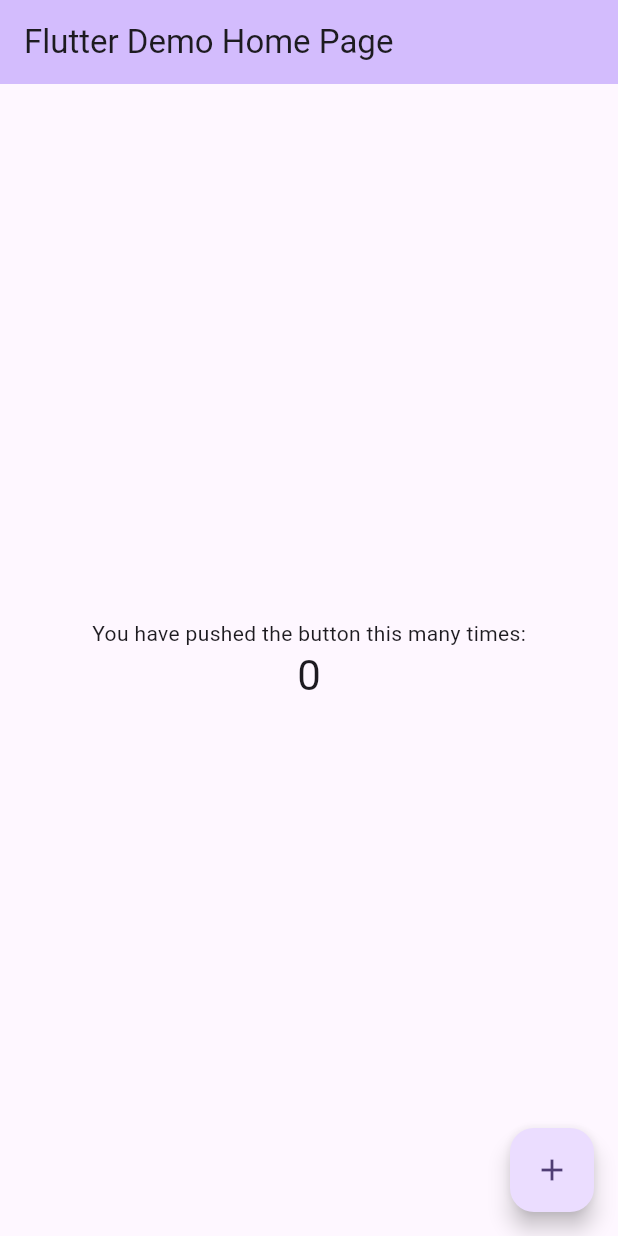
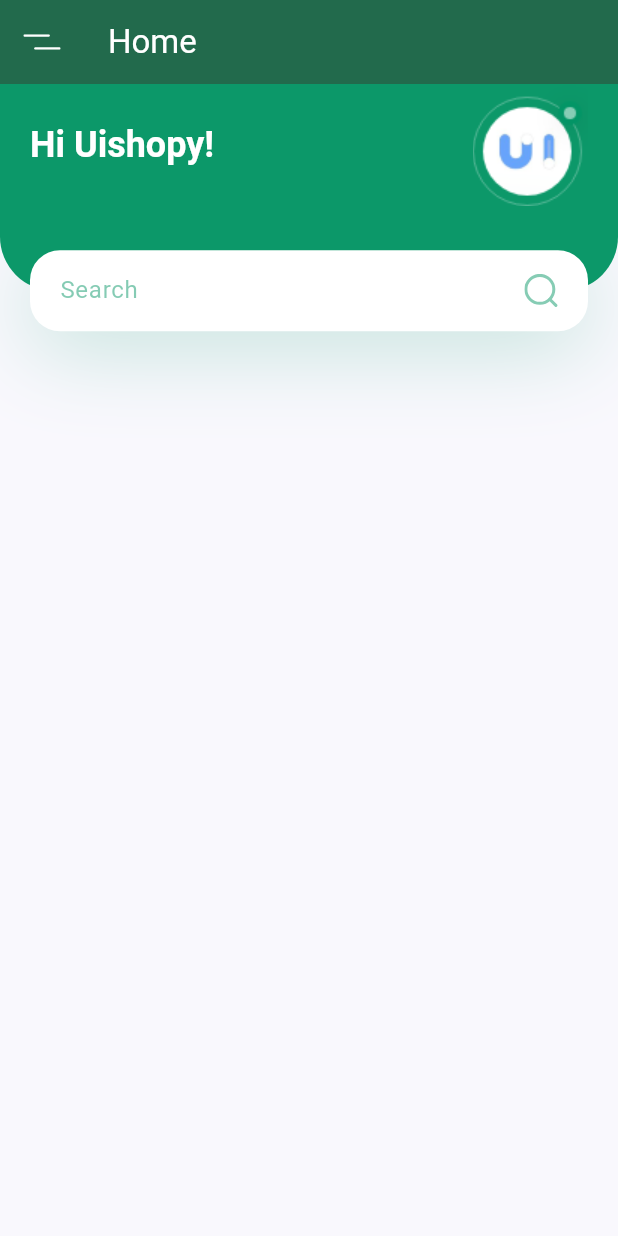
Before and after one commit to RainBowT0506/TheFlutterWay-PlantApp, a Flutter app: the screen it shows after launch, on a phone screen of 412 x 824 dp. Run offline on Flutter 3.47's test engine with Material 3 defaults, Android fonts, the phone set to English and light mode, and no system bars; our stand-ins replace flutter_svg.

Commit message:
Implement HomeScreen with a custom AppBar and search functionality
 Implement HomeScreen with a custom AppBar and search functionality

- Created the HomeScreen widget as the main entry point of the plant app.
- Added a customized AppBar with a title and a menu icon using SVG.
- Developed the Body widget to include the Header component.
- The Header features a greeting message and a logo.
- Implemented a search bar within the Header for improved user navigation.

```diff
--- a/lib/main.dart
+++ b/lib/main.dart
@@ -1,4 +1,6 @@
 import 'package:flutter/material.dart';
+import 'package:plant_app/constants.dart';
+import 'package:plant_app/screens/home/home_screen.dart';
 
 void main() {
   runApp(const MyApp());
@@ -7,119 +9,21 @@ void main() {
 class MyApp extends StatelessWidget {
   const MyApp({super.key});
 
-  // This widget is the root of your application.
   @override
   Widget build(BuildContext context) {
     return MaterialApp(
-      title: 'Flutter Demo',
+      debugShowCheckedModeBanner: false,
+      title: 'Plant App',
       theme: ThemeData(
-        // This is the theme of your application.
-        //
-        // TRY THIS: Try running your application with "flutter run". You'll see
-        // the application has a purple toolbar. Then, without quitting the app,
-        // try changing the seedColor in the colorScheme below to Colors.green
-        // and then invoke "hot reload" (save your changes or press the "hot
-        // reload" button in a Flutter-supported IDE, or press "r" if you used
-        // the command line to start the app).
-        //
-        // Notice that the counter didn't reset back to zero; the application
-        // state is not lost during the reload. To reset the state, use hot
-        // restart instead.
-        //
-        // This works for code too, not just values: Most code changes can be
-        // tested with just a hot reload.
-        colorScheme: ColorScheme.fromSeed(seedColor: Colors.deepPurple),
         useMaterial3: true,
+        scaffoldBackgroundColor: kBackgroundColor,
+        colorScheme: ColorScheme.fromSeed(
+          seedColor: kPrimaryColor,
+        ),
+        textTheme: Theme.of(context).textTheme.apply(bodyColor: kTextColor),
+        visualDensity: VisualDensity.adaptivePlatformDensity,
       ),
-      home: const MyHomePage(title: 'Flutter Demo Home Page'),
+      home: HomeScreen(),
     );
   }
 }
-
-class MyHomePage extends StatefulWidget {
-  const MyHomePage({super.key, required this.title});
-
-  // This widget is the home page of your application. It is stateful, meaning
-  // that it has a State object (defined below) that contains fields that affect
-  // how it looks.
-
-  // This class is the configuration for the state. It holds the values (in this
-  // case the title) provided by the parent (in this case the App widget) and
-  // used by the build method of the State. Fields in a Widget subclass are
-  // always marked "final".
-
-  final String title;
-
-  @override
-  State<MyHomePage> createState() => _MyHomePageState();
-}
-
-class _MyHomePageState extends State<MyHomePage> {
-  int _counter = 0;
-
-  void _incrementCounter() {
-    setState(() {
-      // This call to setState tells the Flutter framework that something has
-      // changed in this State, which causes it to rerun the build method below
-      // so that the display can reflect the updated values. If we changed
-      // _counter without calling setState(), then the build method would not be
-      // called again, and so nothing would appear to happen.
-      _counter++;
-    });
-  }
-
-  @override
-  Widget build(BuildContext context) {
-    // This method is rerun every time setState is called, for instance as done
-    // by the _incrementCounter method above.
-    //
-    // The Flutter framework has been optimized to make rerunning build methods
-    // fast, so that you can just rebuild anything that needs updating rather
-    // than having to individually change instances of widgets.
-    return Scaffold(
-      appBar: AppBar(
-        // TRY THIS: Try changing the color here to a specific color (to
-        // Colors.amber, perhaps?) and trigger a hot reload to see the AppBar
-        // change color while the other colors stay the same.
-        backgroundColor: Theme.of(context).colorScheme.inversePrimary,
-        // Here we take the value from the MyHomePage object that was created by
-        // the App.build method, and use it to set our appbar title.
-        title: Text(widget.title),
-      ),
-      body: Center(
-        // Center is a layout widget. It takes a single child and positions it
-        // in the middle of the parent.
-        child: Column(
-          // Column is also a layout widget. It takes a list of children and
-          // arranges them vertically. By default, it sizes itself to fit its
-          // children horizontally, and tries to be as tall as its parent.
-          //
-          // Column has various properties to control how it sizes itself and
-          // how it positions its children. Here we use mainAxisAlignment to
-          // center the children vertically; the main axis here is the vertical
-          // axis because Columns are vertical (the cross axis would be
-          // horizontal).
-          //
-          // TRY THIS: Invoke "debug painting" (choose the "Toggle Debug Paint"
-          // action in the IDE, or press "p" in the console), to see the
-          // wireframe for each widget.
-          mainAxisAlignment: MainAxisAlignment.center,
-          children: <Widget>[
-            const Text(
-              'You have pushed the button this many times:',
-            ),
-            Text(
-              '$_counter',
-              style: Theme.of(context).textTheme.headlineMedium,
-            ),
-          ],
-        ),
-      ),
-      floatingActionButton: FloatingActionButton(
-        onPressed: _incrementCounter,
-        tooltip: 'Increment',
-        child: const Icon(Icons.add),
-      ), // This trailing comma makes auto-formatting nicer for build methods.
-    );
-  }
-}
--- /dev/null
+++ b/lib/screens/home/components/body.dart
@@ -0,0 +1,18 @@
+import 'package:flutter/material.dart';
+import 'package:flutter_svg/svg.dart';
+import 'package:plant_app/constants.dart';
+import 'package:plant_app/screens/home/components/header.dart';
+
+class Body extends StatelessWidget {
+  const Body({super.key});
+
+  @override
+  Widget build(BuildContext context) {
+    Size size = MediaQuery.of(context).size;
+    return SingleChildScrollView(
+      child: Column(
+        children: <Widget>[Header(size: size)],
+      ),
+    );
+  }
+}
--- /dev/null
+++ b/lib/screens/home/components/header.dart
@@ -0,0 +1,86 @@
+import 'package:flutter/material.dart';
+import 'package:flutter_svg/svg.dart';
+import 'package:plant_app/constants.dart';
+
+class Header extends StatelessWidget {
+  const Header({
+    super.key,
+    required this.size,
+  });
+
+  final Size size;
+
+  @override
+  Widget build(BuildContext context) {
+    return Container(
+      margin: EdgeInsets.only(bottom: kDefaultPadding * 2.5),
+      height: size.height * 0.2,
+      child: Stack(
+        children: <Widget>[
+          Container(
+            padding: EdgeInsets.only(
+                left: kDefaultPadding,
+                right: kDefaultPadding,
+                bottom: 36 + kDefaultPadding),
+            height: size.height * 0.2 - 27,
+            decoration: BoxDecoration(
+              color: kPrimaryColor,
+              borderRadius: BorderRadius.only(
+                bottomLeft: Radius.circular(36),
+                bottomRight: Radius.circular(36),
+              ),
+            ),
+            child: Row(
+              children: <Widget>[
+                Text(
+                  'Hi Uishopy!',
+                  style: Theme.of(context).textTheme.headlineSmall?.copyWith(
+                      color: Colors.white, fontWeight: FontWeight.bold),
+                ),
+                Spacer(),
+                Image.asset("assets/images/logo.png")
+              ],
+            ),
+          ),
+          Positioned(
+            bottom: 0,
+            left: 0,
+            right: 0,
+            child: Container(
+              margin: EdgeInsets.symmetric(horizontal: kDefaultPadding),
+              padding: EdgeInsets.symmetric(horizontal: kDefaultPadding),
+              height: 54,
+              decoration: BoxDecoration(
+                color: Colors.white,
+                borderRadius: BorderRadius.circular(20),
+                boxShadow: [
+                  BoxShadow(
+                    offset: Offset(0, 10),
+                    blurRadius: 50,
+                    color: kPrimaryColor.withOpacity(0.23),
+                  )
+                ],
+              ),
+              child: Row(children: <Widget>[
+                Expanded(
+                  child: TextField(
+                    onChanged: (value) {},
+                    decoration: InputDecoration(
+                      hintText: "Search",
+                      hintStyle: TextStyle(
+                        color: kPrimaryColor.withOpacity(0.5),
+                      ),
+                      enabledBorder: InputBorder.none,
+                      focusedBorder: InputBorder.none,
+                    ),
+                  ),
+                ),
+                SvgPicture.asset("assets/icons/search.svg"),
+              ]),
+            ),
+          ),
+        ],
+      ),
+    );
+  }
+}
--- /dev/null
+++ b/lib/screens/home/home_screen.dart
@@ -0,0 +1,31 @@
+import 'package:flutter/material.dart';
+import 'package:flutter_svg/svg.dart';
+import 'package:plant_app/screens/home/components/body.dart';
+import 'package:plant_app/constants.dart';
+
+class HomeScreen extends StatelessWidget {
+  const HomeScreen({super.key});
+
+  @override
+  Widget build(BuildContext context) {
+    return Scaffold(
+      appBar: buildAppBar(context),
+      body: Body(),
+    );
+  }
+
+  AppBar buildAppBar(BuildContext context) {
+    return AppBar(
+      title: Text("Home",
+          style: Theme.of(context).textTheme.titleLarge!.copyWith(
+                color: Theme.of(context).colorScheme.onSecondary,
+              )),
+      backgroundColor: Theme.of(context).colorScheme.primary,
+      elevation: 0,
+      leading: IconButton(
+        icon: SvgPicture.asset("assets/icons/menu.svg"),
+        onPressed: () {},
+      ),
+    );
+  }
+}
```
Also changed, not shown: pubspec.yaml (+4 -3 lines), pubspec.lock.
